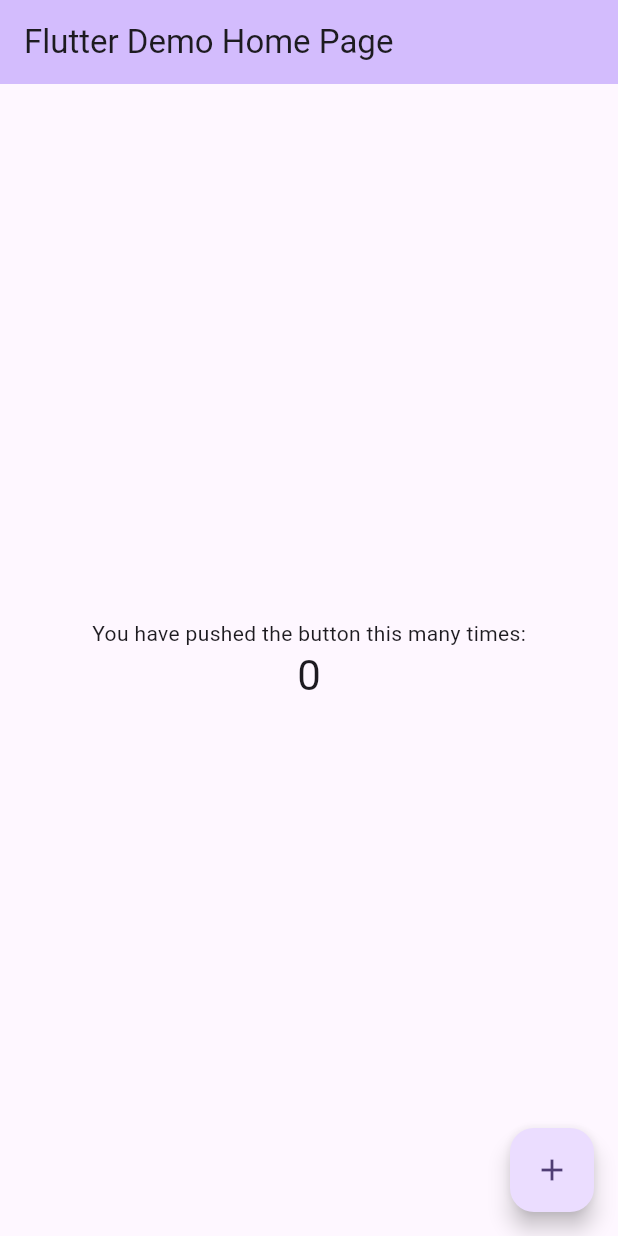
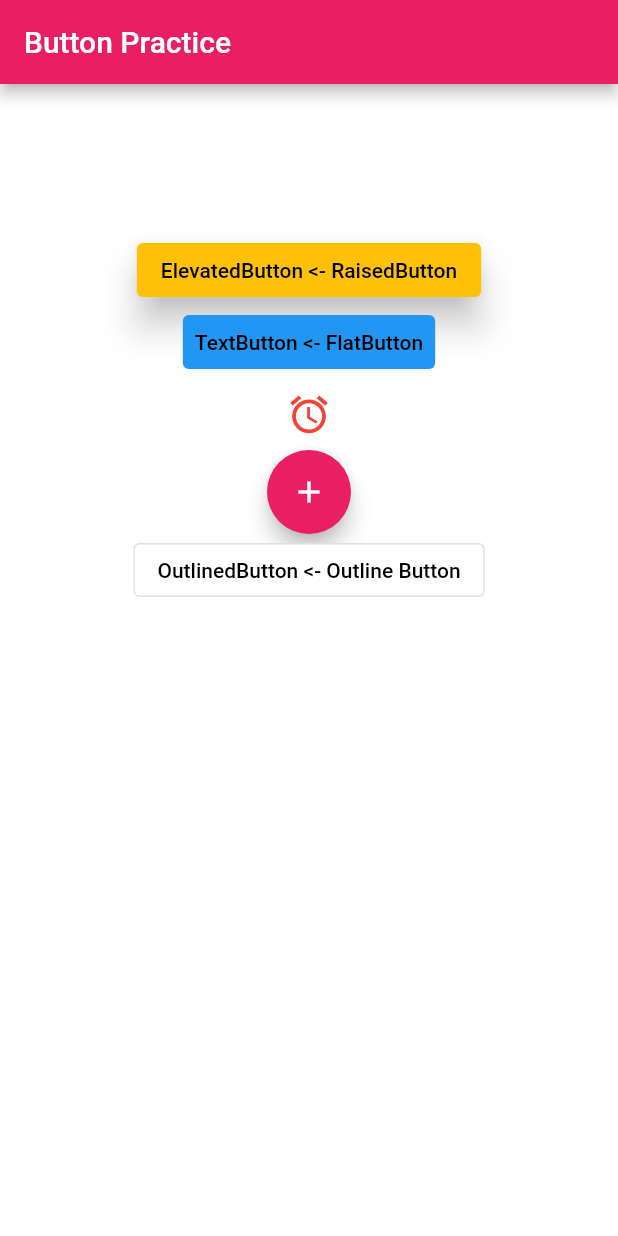
Before and after one commit to SAAABUZAK/flutter_practice, a Flutter app: the screen it shows after launch, on a phone screen of 412 x 824 dp. Run offline on Flutter 3.47's test engine with Material 2 defaults, Android fonts, the phone set to English and light mode, and no system bars.

Commit message:
🧑‍💻 button practice

```diff
--- a/lib/main.dart
+++ b/lib/main.dart
@@ -1,125 +1,86 @@
 import 'package:flutter/material.dart';
 
-void main() {
-  runApp(const MyApp());
-}
+void main() => runApp(const MyApp());
 
 class MyApp extends StatelessWidget {
   const MyApp({super.key});
 
-  // This widget is the root of your application.
   @override
   Widget build(BuildContext context) {
     return MaterialApp(
-      title: 'Flutter Demo',
+      title: 'Flutter Practice App',
       theme: ThemeData(
-        // This is the theme of your application.
-        //
-        // TRY THIS: Try running your application with "flutter run". You'll see
-        // the application has a blue toolbar. Then, without quitting the app,
-        // try changing the seedColor in the colorScheme below to Colors.green
-        // and then invoke "hot reload" (save your changes or press the "hot
-        // reload" button in a Flutter-supported IDE, or press "r" if you used
-        // the command line to start the app).
-        //
-        // Notice that the counter didn't reset back to zero; the application
-        // state is not lost during the reload. To reset the state, use hot
-        // restart instead.
-        //
-        // This works for code too, not just values: Most code changes can be
-        // tested with just a hot reload.
-        colorScheme: ColorScheme.fromSeed(seedColor: Colors.deepPurple),
-        useMaterial3: true,
+        primarySwatch: Colors.pink,
       ),
-      home: const MyHomePage(title: 'Flutter Demo Home Page'),
+      home: const ButtonExample(),
     );
   }
 }
 
-class MyHomePage extends StatefulWidget {
-  const MyHomePage({super.key, required this.title});
-
-  // This widget is the home page of your application. It is stateful, meaning
-  // that it has a State object (defined below) that contains fields that affect
-  // how it looks.
-
-  // This class is the configuration for the state. It holds the values (in this
-  // case the title) provided by the parent (in this case the App widget) and
-  // used by the build method of the State. Fields in a Widget subclass are
-  // always marked "final".
-
-  final String title;
-
-  @override
-  State<MyHomePage> createState() => _MyHomePageState();
-}
-
-class _MyHomePageState extends State<MyHomePage> {
-  int _counter = 0;
-
-  void _incrementCounter() {
-    setState(() {
-      // This call to setState tells the Flutter framework that something has
-      // changed in this State, which causes it to rerun the build method below
-      // so that the display can reflect the updated values. If we changed
-      // _counter without calling setState(), then the build method would not be
-      // called again, and so nothing would appear to happen.
-      _counter++;
-    });
-  }
+class MyHomePage extends StatelessWidget {
+  const MyHomePage({super.key});
 
   @override
   Widget build(BuildContext context) {
-    // This method is rerun every time setState is called, for instance as done
-    // by the _incrementCounter method above.
-    //
-    // The Flutter framework has been optimized to make rerunning build methods
-    // fast, so that you can just rebuild anything that needs updating rather
-    // than having to individually change instances of widgets.
     return Scaffold(
-      appBar: AppBar(
-        // TRY THIS: Try changing the color here to a specific color (to
-        // Colors.amber, perhaps?) and trigger a hot reload to see the AppBar
-        // change color while the other colors stay the same.
-        backgroundColor: Theme.of(context).colorScheme.inversePrimary,
-        // Here we take the value from the MyHomePage object that was created by
-        // the App.build method, and use it to set our appbar title.
-        title: Text(widget.title),
-      ),
-      body: Center(
-        // Center is a layout widget. It takes a single child and positions it
-        // in the middle of the parent.
-        child: Column(
-          // Column is also a layout widget. It takes a list of children and
-          // arranges them vertically. By default, it sizes itself to fit its
-          // children horizontally, and tries to be as tall as its parent.
-          //
-          // Column has various properties to control how it sizes itself and
-          // how it positions its children. Here we use mainAxisAlignment to
-          // center the children vertically; the main axis here is the vertical
-          // axis because Columns are vertical (the cross axis would be
-          // horizontal).
-          //
-          // TRY THIS: Invoke "debug painting" (choose the "Toggle Debug Paint"
-          // action in the IDE, or press "p" in the console), to see the
-          // wireframe for each widget.
-          mainAxisAlignment: MainAxisAlignment.center,
-          children: <Widget>[
-            const Text(
-              'You have pushed the button this many times:',
-            ),
-            Text(
-              '$_counter',
-              style: Theme.of(context).textTheme.headlineMedium,
-            ),
-          ],
-        ),
-      ),
-      floatingActionButton: FloatingActionButton(
-        onPressed: _incrementCounter,
-        tooltip: 'Increment',
-        child: const Icon(Icons.add),
-      ), // This trailing comma makes auto-formatting nicer for build methods.
-    );
+        appBar: AppBar(title: const Text('Practice App')),
+        body: const Center(
+          child: Column(
+            children: [Text('Hello'), Text('World'), Text('Flutter')],
+          ),
+        ));
   }
 }
+
+class ButtonExample extends StatelessWidget {
+  const ButtonExample({super.key});
+
+  @override
+  Widget build(BuildContext context) {
+    return Scaffold(
+        backgroundColor: Colors.white,
+        appBar: AppBar(title: const Text('Button Practice')),
+        body: Center(
+            child: Column(
+          children: [
+            const SizedBox(
+              height: 100,
+            ),
+            ElevatedButton(
+              style: ElevatedButton.styleFrom(
+                backgroundColor: Colors.amber,
+                foregroundColor: Colors.black,
+                elevation: 10.0,
+              ),
+              onPressed: () => {debugPrint('ElevatedButton Pressed')},
+              child: const Text('ElevatedButton <- RaisedButton'),
+            ),
+            TextButton(
+                style: TextButton.styleFrom(
+                  backgroundColor: Colors.blue,
+                  foregroundColor: Colors.black,
+                ),
+                onPressed: () => {debugPrint('FlatButton Pressed')},
+                child: const Text('TextButton <- FlatButton')),
+            IconButton(
+              icon: const Icon(Icons.alarm),
+              iconSize: 30,
+              color: Colors.red,
+              onPressed: () => {debugPrint('IconButton Pressed')},
+            ),
+            FloatingActionButton(
+              child: const Icon(Icons.add),
+              onPressed: () => {debugPrint('FloatingActionButton Pressed')},
+            ),
+            OutlinedButton(
+              style: (OutlinedButton.styleFrom(
+                backgroundColor: Colors.white,
+                foregroundColor: Colors.black,
+              )),
+              child: const Text('OutlinedButton <- Outline Button'),
+              onPressed: () => {debugPrint('OutlinedButton Pressed')},
+            )
+          ],
+        )));
+  }
+}
```
